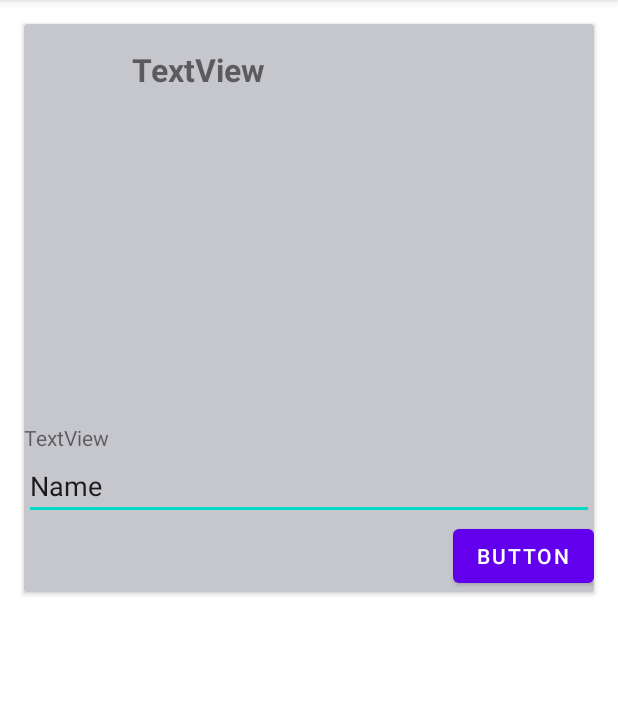
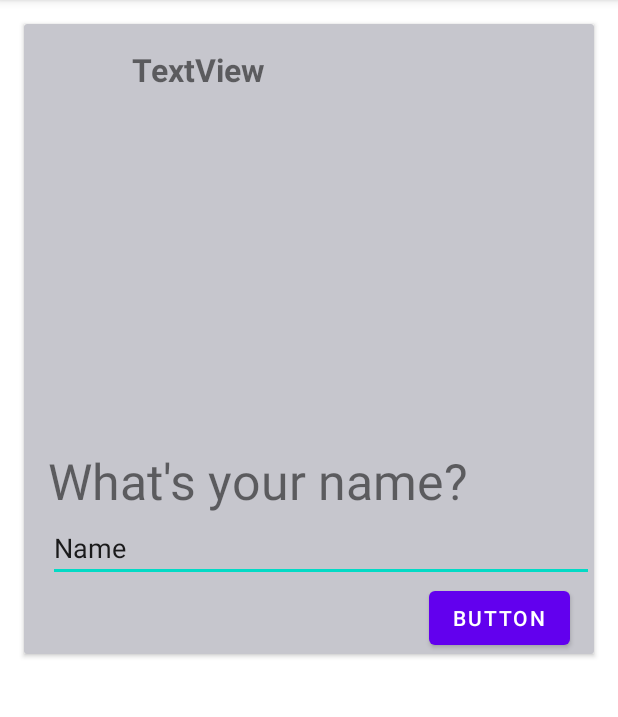
Before and after one commit to a21aldsa/ConstraintLayoutDemo, an Android app: the screen it shows after launch (MainActivity), on a phone screen of 412 x 824 dp, the part 84-801 px from its top. Run offline under Robolectric (Android 15) with nearby library versions, the phone set to English and light mode, and no system bars.

Commit message:
fixed positions of everything, specified size of card, added background color

```diff
--- a/app/src/main/res/layout/activity_main.xml
+++ b/app/src/main/res/layout/activity_main.xml
@@ -67,9 +67,11 @@
                     android:id="@+id/card_body_text"
                     android:layout_width="match_parent"
                     android:layout_height="wrap_content"
-                    android:text="TextView"
+                    android:text="What's your name?"
                     app:layout_constraintStart_toStartOf="parent"
-                    app:layout_constraintTop_toBottomOf="@+id/card_hero_image"/>
+                    app:layout_constraintTop_toBottomOf="@+id/card_hero_image"
+                    android:layout_margin="16dp"
+                    android:textSize="33sp" />
 
                 <EditText
                     android:id="@+id/card_body_signin"
@@ -79,7 +81,8 @@
                     android:inputType="textPersonName"
                     android:text="Name"
                     app:layout_constraintStart_toStartOf="parent"
-                    app:layout_constraintTop_toBottomOf="@+id/card_body_text"/>
+                    app:layout_constraintTop_toBottomOf="@+id/card_body_text"
+                    android:layout_marginLeft="16dp"/>
 
                 <Button
                     android:id="@+id/card_body_signin_button"
@@ -87,7 +90,8 @@
                     android:layout_height="wrap_content"
                     android:text="Button"
                     app:layout_constraintTop_toBottomOf="@+id/card_body_signin"
-                    app:layout_constraintEnd_toEndOf="parent"/>
+                    app:layout_constraintEnd_toEndOf="parent"
+                    android:layout_marginRight="16dp"/>
             </androidx.constraintlayout.widget.ConstraintLayout>
         </androidx.constraintlayout.widget.ConstraintLayout>
 
```
